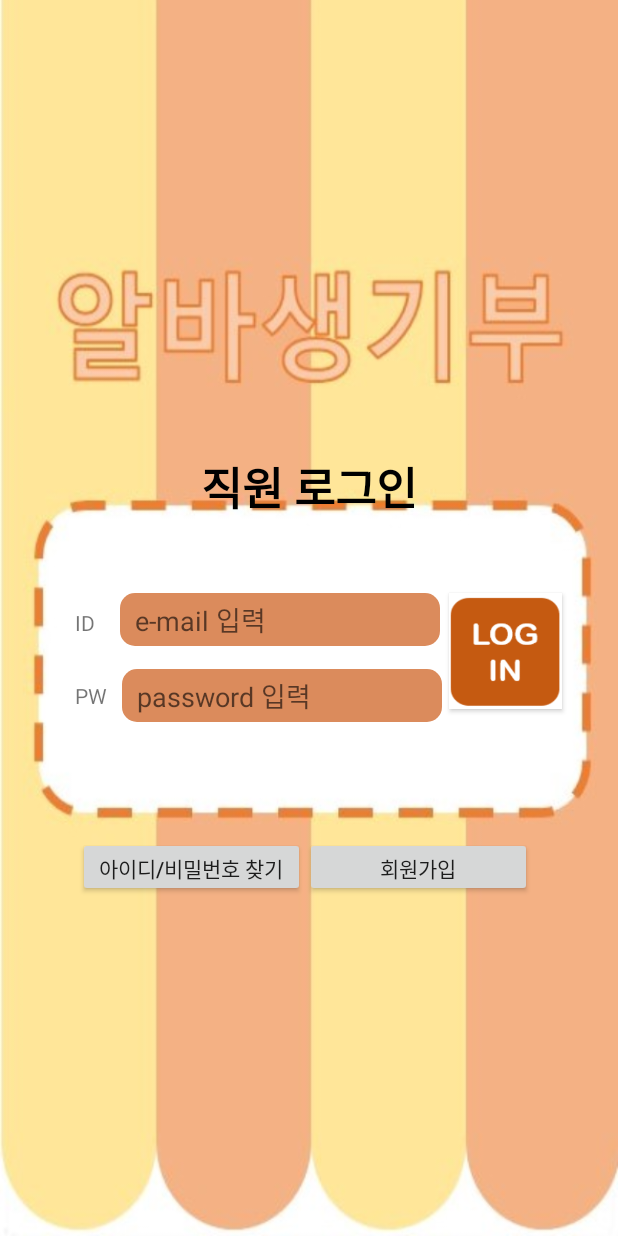
After one commit to yangseongyeal2/AlbaRecord, an Android app: the LoginEmployeeActivity screen opened directly, with no data from a screen before it, on a phone screen of 412 x 824 dp. The commit adds this screen. Run offline under Robolectric (Android 15) with nearby library versions, the phone set to English and light mode, and no system bars; our stand-ins replace Firebase (no records; nobody signed in at launch, a user with empty details on screens opened directly).

```diff
--- a/app/src/main/java/com/AlbaRecord/login/EmployeeSignupActivity.java
+++ b/app/src/main/java/com/AlbaRecord/login/EmployeeSignupActivity.java
@@ -356,9 +356,10 @@ public class EmployeeSignupActivity extends AppCompatActivity implements View.On
                                     downloadUri.toString(),
                                     contents,
                                     selfintrobody.getText().toString().trim(),
+                                    1,
                                     firebaseUser.getUid()
                             );
-                            firebaseStore.collection("employee")
+                            firebaseStore.collection("users")
                                     .document(firebaseUser.getUid())
                                     .set(userModel)
                                     .addOnSuccessListener(new OnSuccessListener<Void>() {
--- /dev/null
+++ b/app/src/main/java/com/AlbaRecord/login/LoginEmployeeActivity.java
@@ -0,0 +1,136 @@
+package com.AlbaRecord.login;
+
+import androidx.annotation.NonNull;
+import androidx.appcompat.app.AppCompatActivity;
+
+import android.app.ProgressDialog;
+import android.content.Intent;
+import android.os.Bundle;
+import android.text.TextUtils;
+import android.view.View;
+import android.widget.Button;
+import android.widget.EditText;
+import android.widget.TextView;
+import android.widget.Toast;
+
+import com.AlbaRecord.BossMainActivity;
+import com.AlbaRecord.R;
+import com.google.android.gms.tasks.OnCompleteListener;
+import com.google.android.gms.tasks.Task;
+import com.google.firebase.auth.AuthResult;
+import com.google.firebase.auth.FirebaseAuth;
+import com.google.firebase.auth.FirebaseUser;
+
+public class LoginEmployeeActivity extends AppCompatActivity implements View.OnClickListener {
+
+    EditText editTextEmail;
+    EditText editTextPassword;
+
+
+    TextView textviewMessage;
+    TextView textviewFindPassword;
+    ProgressDialog progressDialog;
+
+    // 파이어베이스 객체 선언
+    FirebaseAuth firebaseAuth;
+    FirebaseUser firebaseUser;
+    Button Signupbtn, Loginbtn;
+
+
+    @Override
+    protected void onCreate(Bundle savedInstanceState) {
+        super.onCreate(savedInstanceState);
+        setContentView(R.layout.activity_login_employee);
+
+
+
+        // 파이어베이스 초기화
+        firebaseAuth = FirebaseAuth.getInstance();
+        firebaseUser = firebaseAuth.getCurrentUser();
+
+        // 이미 로그인이 된 경우
+//        if (firebaseUser != null) {
+//            //이미 로그인 되었다면 이 액티비티를 종료함
+//            finish();
+//            // 회원가입시 이메일 인증을 받지 않은경우
+//            if (firebaseUser.isEmailVerified() == false) {
+//                startActivity(new Intent(getApplicationContext(), EmailCheckActivity.class));
+//            } else {
+//                startActivity(new Intent(getApplicationContext(), BossMainActivity.class));
+//            }
+//        }
+
+        //initializing views
+        editTextEmail = (EditText) findViewById(R.id.editTextEmail);
+        editTextPassword = (EditText) findViewById(R.id.editTextPassword);
+        Signupbtn = findViewById(R.id.buttonSignup);//버튼
+        //textviewMessage = (TextView) findViewById(R.id.textviewMessage);
+        textviewFindPassword = (TextView) findViewById(R.id.textViewFindpassword);
+        Loginbtn = (Button) findViewById(R.id.loginbutton);//버튼
+        progressDialog = new ProgressDialog(this);
+
+        //button click event
+        Loginbtn.setOnClickListener(this);
+        Signupbtn.setOnClickListener(this);
+        textviewFindPassword.setOnClickListener(this);
+    }
+
+    //firebase userLogin method
+    private void userLogin() {
+        String email = editTextEmail.getText().toString().trim();
+        String password = editTextPassword.getText().toString().trim();
+
+        if (TextUtils.isEmpty(email)) {
+            Toast.makeText(this, "email을 입력해 주세요.", Toast.LENGTH_SHORT).show();
+            return;
+        }
+        if (TextUtils.isEmpty(password)) {
+            Toast.makeText(this, "password를 입력해 주세요.", Toast.LENGTH_SHORT).show();
+            return;
+        }
+
+        progressDialog.setMessage("로그인중입니다. 잠시 기다려 주세요...");
+        progressDialog.show();
+
+        //logging in the user
+        firebaseAuth.signInWithEmailAndPassword(email, password)
+                .addOnCompleteListener(this, new OnCompleteListener<AuthResult>() {
+                    @Override
+                    public void onComplete(@NonNull Task<AuthResult> task) {
+                        progressDialog.dismiss();
+                        if (task.isSuccessful()) {
+                            firebaseUser = firebaseAuth.getCurrentUser();
+                            if (firebaseUser.isEmailVerified() == false) {
+                                startActivity(new Intent(getApplicationContext(), EmailCheckActivity.class));
+                            } else {
+                                startActivity(new Intent(getApplicationContext(), BossMainActivity.class));
+                            }
+                            finish();
+
+                        } else {
+                            Toast.makeText(getApplicationContext(), "로그인 실패!", Toast.LENGTH_LONG).show();
+                            //textviewMessage.setText("로그인 실패 유형\n - password가 맞지 않습니다.\n -서버에러");
+                        }
+                    }
+                });
+    }
+
+    @Override
+    public void onClick(View view) {
+        if (view == Loginbtn) {
+            userLogin();
+        }
+        if (view == Signupbtn) {
+            startActivity(new Intent(this, EmployeeSignupActivity.class));
+
+        }
+        if (view == textviewFindPassword) {
+            startActivity(new Intent(this, FindActivity.class));
+        }
+    }
+
+    @Override
+    public void onPointerCaptureChanged(boolean hasCapture) {
+
+    }
+}
--- /dev/null
+++ b/app/src/main/res/layout/activity_login_employee.xml
@@ -0,0 +1,124 @@
+<?xml version="1.0" encoding="utf-8"?>
+<androidx.constraintlayout.widget.ConstraintLayout xmlns:android="http://schemas.android.com/apk/res/android"
+    xmlns:app="http://schemas.android.com/apk/res-auto"
+    xmlns:tools="http://schemas.android.com/tools"
+    android:layout_width="match_parent"
+    android:layout_height="match_parent"
+    android:background="@drawable/loginbackground"
+    >
+
+
+    <androidx.constraintlayout.widget.ConstraintLayout
+        android:id="@+id/constraintLayout"
+        android:layout_width="369dp"
+        android:layout_height="189dp"
+        app:layout_constraintBottom_toBottomOf="parent"
+        app:layout_constraintEnd_toEndOf="parent"
+        app:layout_constraintStart_toStartOf="parent"
+        app:layout_constraintTop_toTopOf="parent"
+        app:layout_constraintVertical_bias="0.547">
+
+
+        <Button
+            android:id="@+id/loginbutton"
+            android:layout_width="75dp"
+            android:layout_height="77dp"
+            android:layout_marginEnd="16dp"
+            android:background="@drawable/loginbutton"
+            app:layout_constraintBottom_toBottomOf="@+id/editTextPassword"
+            app:layout_constraintEnd_toEndOf="parent"
+            app:layout_constraintTop_toTopOf="@+id/editTextEmail"
+            app:layout_constraintVertical_bias="0.0" />
+
+        <TextView
+            android:id="@+id/id"
+            android:layout_width="30dp"
+            android:layout_height="wrap_content"
+            android:text="ID"
+            app:layout_constraintBottom_toBottomOf="@+id/editTextEmail"
+            app:layout_constraintEnd_toStartOf="@+id/editTextEmail"
+            app:layout_constraintTop_toTopOf="@+id/editTextEmail"
+            app:layout_constraintVertical_bias="0.615" />
+
+        <EditText
+            android:id="@+id/editTextEmail"
+            android:layout_width="wrap_content"
+            android:layout_height="wrap_content"
+            android:layout_marginTop="48dp"
+            android:ems="10"
+            android:hint="e-mail 입력"
+            android:inputType="textEmailAddress"
+            app:layout_constraintEnd_toEndOf="parent"
+            app:layout_constraintHorizontal_bias="0.377"
+            app:layout_constraintStart_toStartOf="parent"
+            app:layout_constraintTop_toTopOf="parent"
+            android:background="@drawable/login_edittext"/>
+
+        <TextView
+            android:id="@+id/password"
+            android:layout_width="30dp"
+            android:layout_height="wrap_content"
+            android:layout_marginEnd="1dp"
+            android:text="PW"
+            app:layout_constraintBottom_toBottomOf="@+id/editTextPassword"
+            app:layout_constraintEnd_toStartOf="@+id/editTextPassword"
+            app:layout_constraintTop_toTopOf="@+id/editTextPassword" />
+
+        <EditText
+            android:id="@+id/editTextPassword"
+            android:layout_width="wrap_content"
+            android:layout_height="wrap_content"
+            android:layout_marginTop="8dp"
+            android:layout_marginBottom="48dp"
+            android:background="@drawable/login_edittext"
+            android:ems="10"
+            android:hint="password 입력"
+            android:inputType="textPassword"
+            app:layout_constraintBottom_toBottomOf="parent"
+            app:layout_constraintEnd_toEndOf="parent"
+            app:layout_constraintHorizontal_bias="0.383"
+            app:layout_constraintStart_toStartOf="parent"
+            app:layout_constraintTop_toBottomOf="@+id/editTextEmail" />
+
+
+
+    </androidx.constraintlayout.widget.ConstraintLayout>
+
+    <Button
+        android:id="@+id/textViewFindpassword"
+        android:layout_width="151dp"
+        android:layout_height="40dp"
+        android:layout_marginStart="52dp"
+        android:text="아이디/비밀번호 찾기"
+        app:layout_constraintBottom_toBottomOf="parent"
+
+        app:layout_constraintHorizontal_bias="0.051"
+        app:layout_constraintStart_toStartOf="parent"
+        app:layout_constraintTop_toTopOf="parent"
+        app:layout_constraintVertical_bias="0.712" />
+
+    <Button
+        android:id="@+id/buttonSignup"
+        android:layout_width="151dp"
+        android:layout_height="40dp"
+        android:layout_marginEnd="52dp"
+        android:text="회원가입"
+        app:layout_constraintEnd_toEndOf="parent"
+        app:layout_constraintHorizontal_bias="0.0"
+        app:layout_constraintStart_toEndOf="@+id/textViewFindpassword"
+        app:layout_constraintTop_toTopOf="@+id/textViewFindpassword" />
+
+    <TextView
+        android:textSize="30dp"
+        android:textStyle="bold"
+        android:textColor="#000000"
+        android:id="@+id/textView2"
+        android:layout_width="wrap_content"
+        android:layout_height="wrap_content"
+        android:text="직원 로그인"
+        app:layout_constraintBottom_toTopOf="@+id/constraintLayout"
+        app:layout_constraintEnd_toEndOf="parent"
+        app:layout_constraintStart_toStartOf="parent" />
+
+
+</androidx.constraintlayout.widget.ConstraintLayout>
```
Also changed, not shown: app/src/main/AndroidManifest.xml (+4 -5 lines), app/src/main/java/com/AlbaRecord/Model/EmployeeModel.java (+27 -0 lines), app/src/main/java/com/AlbaRecord/Model/UserModel.java (+25 -1 lines), app/src/main/java/com/AlbaRecord/login/BossSignupActivity.java (+4 -3 lines).
